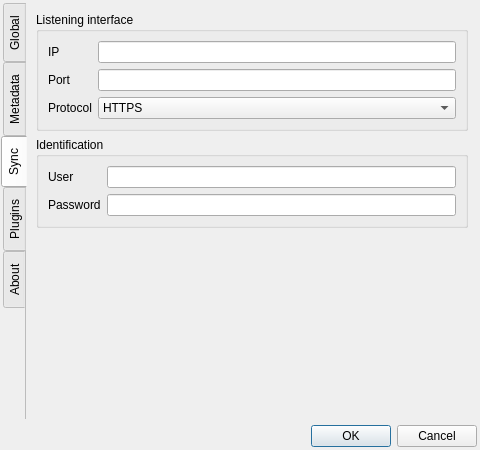
Old version of the form settings.ui in the repository LordKBX/eBookCollection.
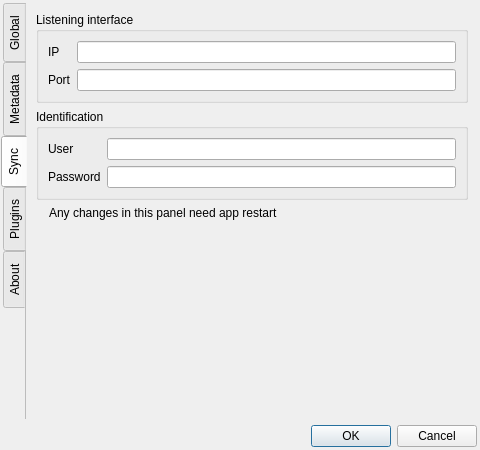
New version of the form. Icons and pictures are not drawn.

What changed in the file:
```diff
--- a/settings.ui
+++ b/settings.ui
@@ -722,7 +722,11 @@
              </widget>
             </item>
             <item row="0" column="1">
-             <widget class="QLineEdit" name="tab_sync_interface_ip_edit"/>
+             <widget class="QLineEdit" name="tab_sync_interface_ip_edit">
+              <property name="clearButtonEnabled">
+               <bool>false</bool>
+              </property>
+             </widget>
             </item>
             <item row="1" column="0">
              <widget class="QLabel" name="tab_sync_interface_port_label">
@@ -734,27 +738,6 @@
             <item row="1" column="1">
              <widget class="QLineEdit" name="tab_sync_interface_port_edit"/>
             </item>
-            <item row="2" column="0">
-             <widget class="QLabel" name="tab_sync_interface_protocol_label">
-              <property name="text">
-               <string>Protocol</string>
-              </property>
-             </widget>
-            </item>
-            <item row="2" column="1">
-             <widget class="QComboBox" name="tab_sync_interface_protocol_combobox">
-              <item>
-               <property name="text">
-                <string>HTTPS</string>
-               </property>
-              </item>
-              <item>
-               <property name="text">
-                <string>TCP LINK</string>
-               </property>
-              </item>
-             </widget>
-            </item>
            </layout>
           </item>
          </layout>
@@ -776,7 +759,11 @@
              </widget>
             </item>
             <item row="0" column="1">
-             <widget class="QLineEdit" name="tab_sync_identification_user_edit"/>
+             <widget class="QLineEdit" name="tab_sync_identification_user_edit">
+              <property name="clearButtonEnabled">
+               <bool>true</bool>
+              </property>
+             </widget>
             </item>
             <item row="1" column="0">
              <widget class="QLabel" name="tab_sync_identification_password_label">
@@ -786,13 +773,50 @@
              </widget>
             </item>
             <item row="1" column="1">
-             <widget class="QLineEdit" name="tab_sync_identification_password_edit"/>
+             <widget class="QLineEdit" name="tab_sync_identification_password_edit">
+              <property name="clearButtonEnabled">
+               <bool>true</bool>
+              </property>
+             </widget>
             </item>
            </layout>
           </item>
          </layout>
         </widget>
        </item>
+       <item>
+        <layout class="QFormLayout" name="tab_sync_warn_layout">
+         <item row="0" column="0">
+          <widget class="QLabel" name="tab_sync_warn_icon">
+           <property name="maximumSize">
+            <size>
+             <width>30</width>
+             <height>30</height>
+            </size>
+           </property>
+           <property name="autoFillBackground">
+            <bool>false</bool>
+           </property>
+           <property name="text">
+            <string/>
+           </property>
+           <property name="pixmap">
+            <pixmap>ressources/icons/tmp/dialog_warning.png</pixmap>
+           </property>
+           <property name="scaledContents">
+            <bool>true</bool>
+           </property>
+          </widget>
+         </item>
+         <item row="0" column="1">
+          <widget class="QLabel" name="tab_sync_warn_text">
+           <property name="text">
+            <string>Any changes in this panel need app restart</string>
+           </property>
+          </widget>
+         </item>
+        </layout>
+       </item>
        <item>
         <spacer name="tab_sync_vertical_spacer">
          <property name="orientation">
```
